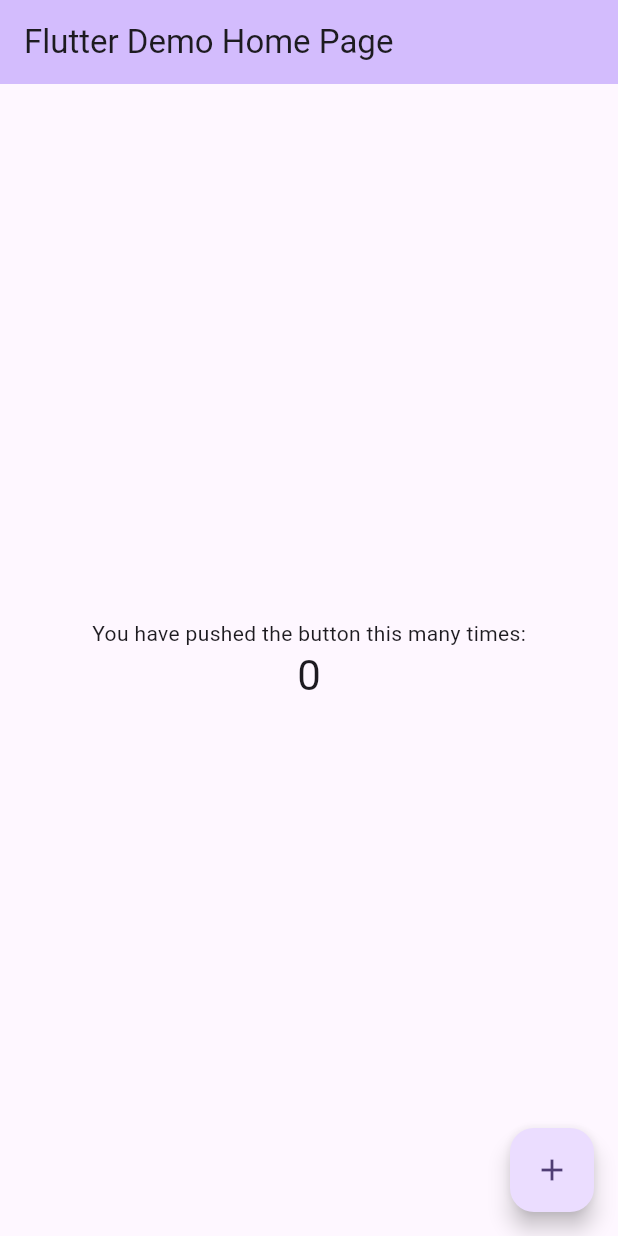
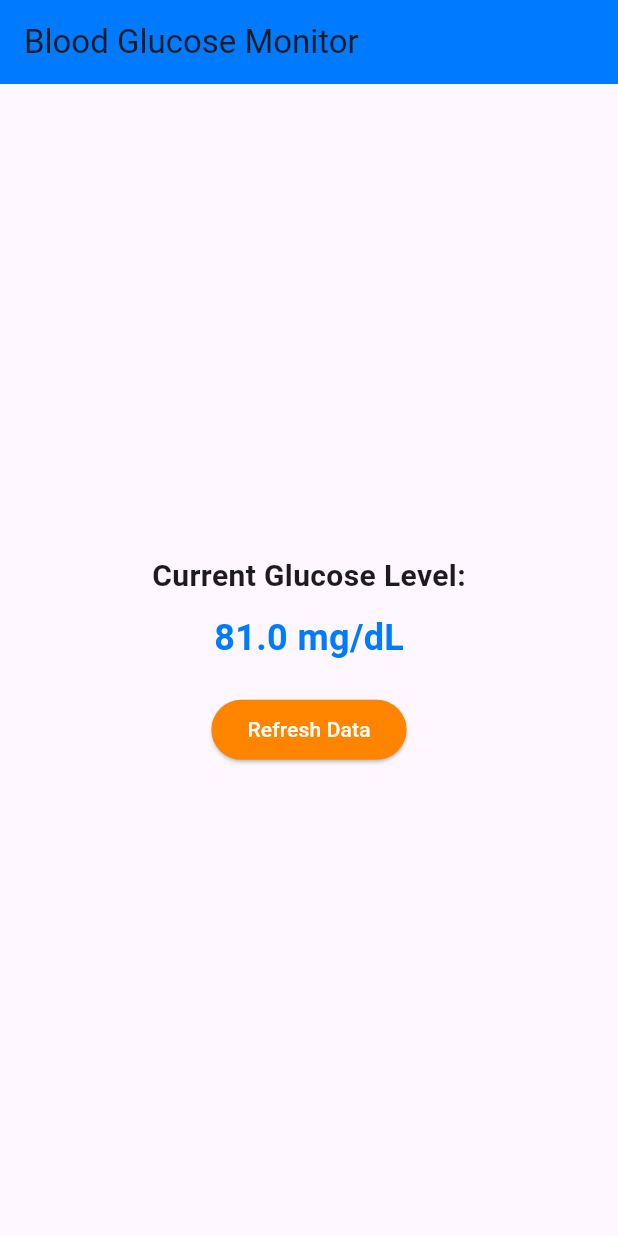
Before and after one commit to jingjingyang0803/GluMon, a Flutter app: the screen it shows after launch, on a phone screen of 412 x 824 dp. Run offline on Flutter 3.47's test engine with Material 3 defaults, Android fonts, the phone set to English and light mode, and no system bars.

Commit message:
Setup folder structure

```diff
--- a/lib/main.dart
+++ b/lib/main.dart
@@ -1,4 +1,5 @@
 import 'package:flutter/material.dart';
+import 'package:glu_mon/screens/home_screen.dart';
 
 void main() {
   runApp(const MyApp());
@@ -31,95 +32,7 @@ class MyApp extends StatelessWidget {
         colorScheme: ColorScheme.fromSeed(seedColor: Colors.deepPurple),
         useMaterial3: true,
       ),
-      home: const MyHomePage(title: 'Flutter Demo Home Page'),
+      home: const HomeScreen(),
     );
   }
 }
-
-class MyHomePage extends StatefulWidget {
-  const MyHomePage({super.key, required this.title});
-
-  // This widget is the home page of your application. It is stateful, meaning
-  // that it has a State object (defined below) that contains fields that affect
-  // how it looks.
-
-  // This class is the configuration for the state. It holds the values (in this
-  // case the title) provided by the parent (in this case the App widget) and
-  // used by the build method of the State. Fields in a Widget subclass are
-  // always marked "final".
-
-  final String title;
-
-  @override
-  State<MyHomePage> createState() => _MyHomePageState();
-}
-
-class _MyHomePageState extends State<MyHomePage> {
-  int _counter = 0;
-
-  void _incrementCounter() {
-    setState(() {
-      // This call to setState tells the Flutter framework that something has
-      // changed in this State, which causes it to rerun the build method below
-      // so that the display can reflect the updated values. If we changed
-      // _counter without calling setState(), then the build method would not be
-      // called again, and so nothing would appear to happen.
-      _counter++;
-    });
-  }
-
-  @override
-  Widget build(BuildContext context) {
-    // This method is rerun every time setState is called, for instance as done
-    // by the _incrementCounter method above.
-    //
-    // The Flutter framework has been optimized to make rerunning build methods
-    // fast, so that you can just rebuild anything that needs updating rather
-    // than having to individually change instances of widgets.
-    return Scaffold(
-      appBar: AppBar(
-        // TRY THIS: Try changing the color here to a specific color (to
-        // Colors.amber, perhaps?) and trigger a hot reload to see the AppBar
-        // change color while the other colors stay the same.
-        backgroundColor: Theme.of(context).colorScheme.inversePrimary,
-        // Here we take the value from the MyHomePage object that was created by
-        // the App.build method, and use it to set our appbar title.
-        title: Text(widget.title),
-      ),
-      body: Center(
-        // Center is a layout widget. It takes a single child and positions it
-        // in the middle of the parent.
-        child: Column(
-          // Column is also a layout widget. It takes a list of children and
-          // arranges them vertically. By default, it sizes itself to fit its
-          // children horizontally, and tries to be as tall as its parent.
-          //
-          // Column has various properties to control how it sizes itself and
-          // how it positions its children. Here we use mainAxisAlignment to
-          // center the children vertically; the main axis here is the vertical
-          // axis because Columns are vertical (the cross axis would be
-          // horizontal).
-          //
-          // TRY THIS: Invoke "debug painting" (choose the "Toggle Debug Paint"
-          // action in the IDE, or press "p" in the console), to see the
-          // wireframe for each widget.
-          mainAxisAlignment: MainAxisAlignment.center,
-          children: <Widget>[
-            const Text(
-              'You have pushed the button this many times:',
-            ),
-            Text(
-              '$_counter',
-              style: Theme.of(context).textTheme.headlineMedium,
-            ),
-          ],
-        ),
-      ),
-      floatingActionButton: FloatingActionButton(
-        onPressed: _incrementCounter,
-        tooltip: 'Increment',
-        child: const Icon(Icons.add),
-      ), // This trailing comma makes auto-formatting nicer for build methods.
-    );
-  }
-}
--- /dev/null
+++ b/lib/screens/home_screen.dart
@@ -0,0 +1,56 @@
+import 'dart:math';
+
+import 'package:flutter/material.dart';
+
+import '../utils/color_utils.dart';
+
+class HomeScreen extends StatelessWidget {
+  const HomeScreen({super.key});
+
+  @override
+  Widget build(BuildContext context) {
+    final random = Random();
+    final fakeGlucoseLevel =
+        (70 + random.nextDouble() * 100).toStringAsFixed(1);
+
+    return Scaffold(
+      appBar: AppBar(
+        title: Text('Blood Glucose Monitor'),
+        backgroundColor: primaryBlue,
+      ),
+      body: Column(
+        mainAxisAlignment: MainAxisAlignment.center,
+        crossAxisAlignment: CrossAxisAlignment.center,
+        children: [
+          Center(
+            child: Column(
+              children: [
+                Text(
+                  'Current Glucose Level:',
+                  style: TextStyle(fontSize: 20, fontWeight: FontWeight.bold),
+                ),
+                SizedBox(height: 10),
+                Text(
+                  '$fakeGlucoseLevel mg/dL',
+                  style: TextStyle(
+                      fontSize: 24,
+                      color: primaryBlue,
+                      fontWeight: FontWeight.bold),
+                ),
+                SizedBox(height: 20),
+                ElevatedButton(
+                  onPressed: () {},
+                  style: ElevatedButton.styleFrom(
+                    foregroundColor: Colors.white,
+                    backgroundColor: primaryOrange,
+                  ),
+                  child: Text('Refresh Data'),
+                ),
+              ],
+            ),
+          ),
+        ],
+      ),
+    );
+  }
+}
--- /dev/null
+++ b/lib/utils/color_utils.dart
@@ -0,0 +1,4 @@
+import 'package:flutter/material.dart';
+
+final Color primaryBlue = Color(0xFF007BFF); // Blue
+final Color primaryOrange = Color(0xFFFF8400); // Orange
```
Also changed, not shown: lib/providers/glucose_provider.dart (added), lib/providers/settings_provider.dart (added), lib/services/alert_service.dart (added), lib/services/bluetooth_service.dart (added), lib/services/data_processing.dart (added), lib/services/wifi_service.dart (added), lib/utils/notification_utils.dart (added), lib/utils/time_utils.dart (added).
